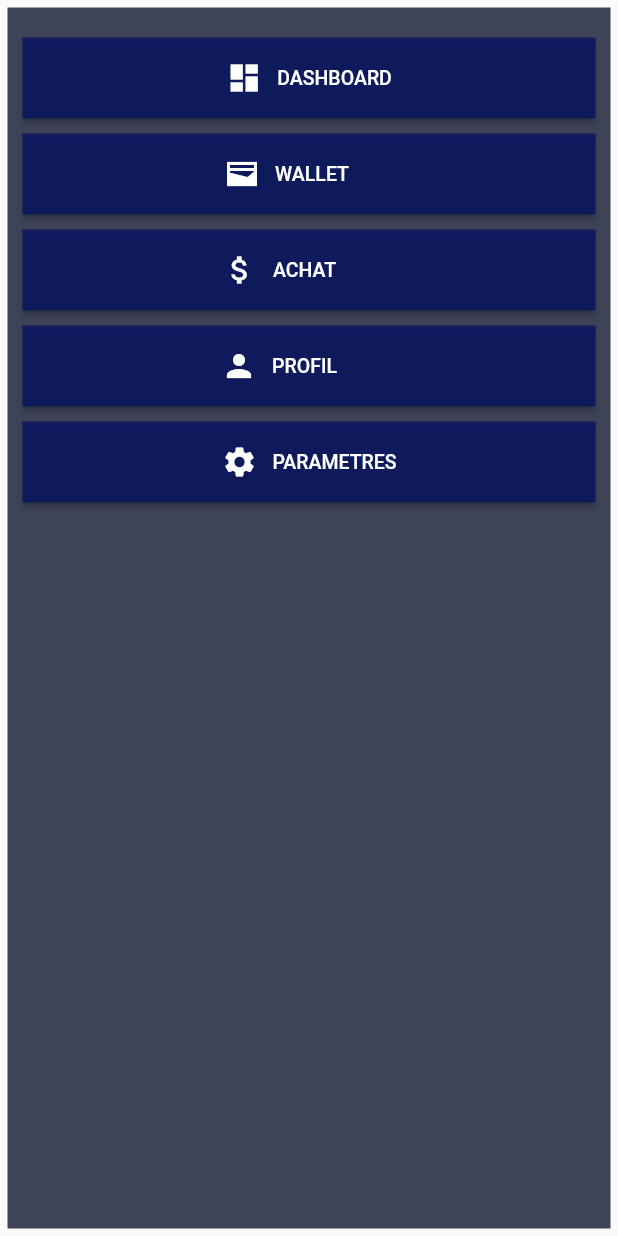
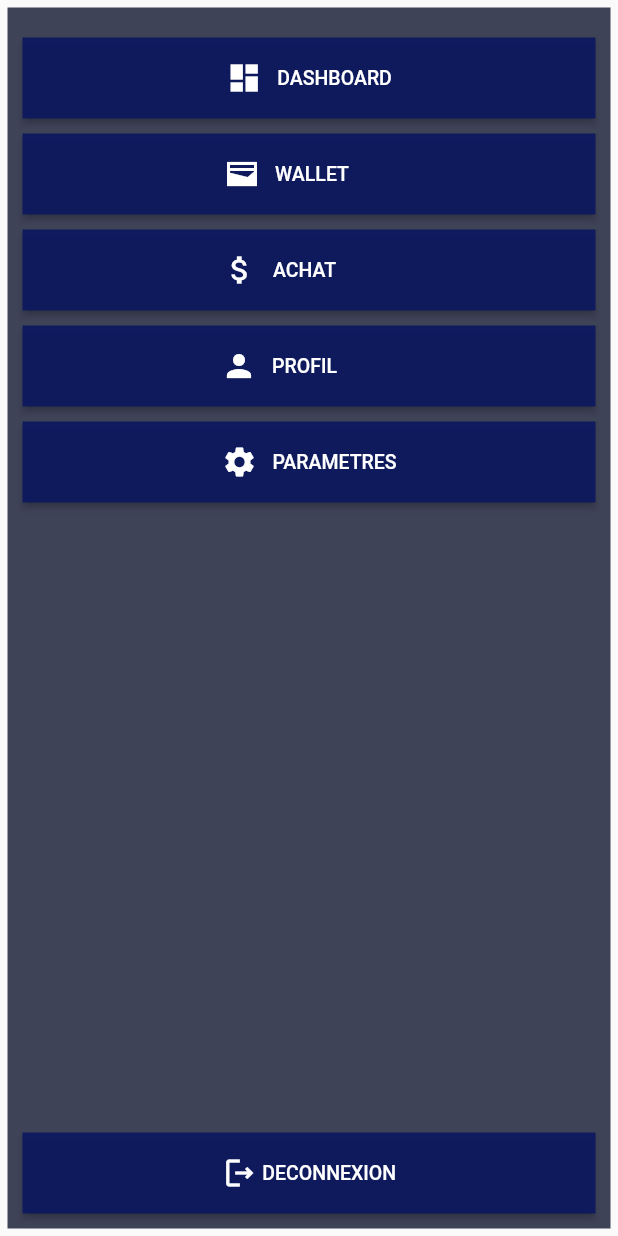
Before and after one commit to nambini31/flutter_api_node, a Flutter app: the Menu widget shown alone on an empty page, opened directly, on a phone screen of 412 x 824 dp. Run offline on Flutter 3.47's test engine with Material 2 defaults, Android fonts, the phone set to English and light mode, and no system bars; our stand-ins replace fl_chart, flutter_easyloading, get, google_fonts, shared_preferences; accounts and stored records are empty.

Commit message:
dahshboard part 7

```diff
--- a/lib/Vues/accueil/Materiel.dart
+++ b/lib/Vues/accueil/Materiel.dart
@@ -1,3 +1,5 @@
+// ignore_for_file: prefer_const_constructors, sized_box_for_whitespace, must_be_immutable
+
 import 'package:flutter/services.dart';
 import 'package:flutter_api_node/Controlleur/IndexControlleur.dart';
 import 'package:get/get.dart';
@@ -6,17 +8,21 @@ import 'package:google_fonts/google_fonts.dart';
 import 'package:intl/intl.dart';
 
 class Materiel extends StatefulWidget {
-  const Materiel({Key? key}) : super(key: key);
+  Materiel({Key? key}) : super(key: key);
 
   @override
-  _MaterielState createState() => _MaterielState();
+  State<Materiel> createState() => _MaterielState();
 }
 
 class _MaterielState extends State<Materiel> {
   final scaffoldKey = GlobalKey<ScaffoldState>();
+
   var control = Get.find<IndexControlleur>();
+
   TextEditingController dateController = TextEditingController();
+
   List<String> _options = ['Option 1', 'Option 2', 'Option 3'];
+
   @override
   Widget build(BuildContext context) {
     return GestureDetector(
--- a/lib/Vues/pageAdmin/dashboard/Dashboard.dart
+++ b/lib/Vues/pageAdmin/dashboard/Dashboard.dart
@@ -228,7 +228,7 @@ class _DashboardState extends State<Dashboard> {
             ),
           ),
           Expanded(
-            flex: 4,
+            flex: 3,
             child: Row(
               children: [
                 Expanded(
--- a/lib/Vues/pageAdmin/menu/menu.dart
+++ b/lib/Vues/pageAdmin/menu/menu.dart
@@ -1,15 +1,14 @@
-// ignore_for_file: prefer_const_constructors, prefer_const_literals_to_create_immutables
+// ignore_for_file: prefer_const_constructors, prefer_const_literals_to_create_immutables, must_be_immutable
 
 import 'package:flutter/material.dart';
+import 'package:get/get.dart';
 
-class Menu extends StatefulWidget {
-  const Menu({super.key});
+import '../../../Controlleur/IndexControlleur.dart';
 
-  @override
-  State<Menu> createState() => _MenuState();
-}
+class Menu extends StatelessWidget {
+  Menu({super.key});
 
-class _MenuState extends State<Menu> {
+  var control = Get.find<IndexControlleur>();
   @override
   Widget build(BuildContext context) {
     return Expanded(
@@ -18,6 +17,12 @@ class _MenuState extends State<Menu> {
         margin: EdgeInsets.all(5),
         padding: EdgeInsets.all(10),
         color: Color.fromRGBO(6, 11, 39, 0.767),
+        child: Expanded(
+          child: Column(
+            mainAxisAlignment: MainAxisAlignment.center,
+            mainAxisSize: MainAxisSize.max,
+            children: [
+              Expanded(
                 child: Column(
                   mainAxisAlignment: MainAxisAlignment.start,
                   crossAxisAlignment: CrossAxisAlignment.center,
@@ -25,15 +30,16 @@ class _MenuState extends State<Menu> {
                     SizedBox(
                       height: 10,
                     ),
-            Container(
-              child: ElevatedButton(
+                    ElevatedButton(
                       onPressed: () {
                         // control.index.value = 0;
                         //Get.forceAppUpdate();
                       },
                       style: ButtonStyle(
-                    padding: MaterialStateProperty.all(EdgeInsets.all(15)),
-                    shape: MaterialStateProperty.all(RoundedRectangleBorder(
+                          padding:
+                              MaterialStateProperty.all(EdgeInsets.all(15)),
+                          shape:
+                              MaterialStateProperty.all(RoundedRectangleBorder(
                             borderRadius:
                                 BorderRadius.circular(0), // Bordure du bouton
                           )),
@@ -56,19 +62,19 @@ class _MenuState extends State<Menu> {
                         ],
                       ),
                     ),
-            ),
                     SizedBox(
                       height: 10,
                     ),
-            Container(
-              child: ElevatedButton(
+                    ElevatedButton(
                       onPressed: () {
                         // control.index.value = 0;
                         //Get.forceAppUpdate();
                       },
                       style: ButtonStyle(
-                    padding: MaterialStateProperty.all(EdgeInsets.all(15)),
-                    shape: MaterialStateProperty.all(RoundedRectangleBorder(
+                          padding:
+                              MaterialStateProperty.all(EdgeInsets.all(15)),
+                          shape:
+                              MaterialStateProperty.all(RoundedRectangleBorder(
                             borderRadius:
                                 BorderRadius.circular(0), // Bordure du bouton
                           )),
@@ -93,19 +99,19 @@ class _MenuState extends State<Menu> {
                         ],
                       ),
                     ),
-            ),
                     SizedBox(
                       height: 10,
                     ),
-            Container(
-              child: ElevatedButton(
+                    ElevatedButton(
                       onPressed: () {
                         // control.index.value = 0;
                         //Get.forceAppUpdate();
                       },
                       style: ButtonStyle(
-                    padding: MaterialStateProperty.all(EdgeInsets.all(15)),
-                    shape: MaterialStateProperty.all(RoundedRectangleBorder(
+                          padding:
+                              MaterialStateProperty.all(EdgeInsets.all(15)),
+                          shape:
+                              MaterialStateProperty.all(RoundedRectangleBorder(
                             borderRadius:
                                 BorderRadius.circular(0), // Bordure du bouton
                           )),
@@ -131,19 +137,19 @@ class _MenuState extends State<Menu> {
                         ],
                       ),
                     ),
-            ),
                     SizedBox(
                       height: 10,
                     ),
-            Container(
-              child: ElevatedButton(
+                    ElevatedButton(
                       onPressed: () {
                         // control.index.value = 0;
                         //Get.forceAppUpdate();
                       },
                       style: ButtonStyle(
-                    padding: MaterialStateProperty.all(EdgeInsets.all(15)),
-                    shape: MaterialStateProperty.all(RoundedRectangleBorder(
+                          padding:
+                              MaterialStateProperty.all(EdgeInsets.all(15)),
+                          shape:
+                              MaterialStateProperty.all(RoundedRectangleBorder(
                             borderRadius:
                                 BorderRadius.circular(0), // Bordure du bouton
                           )),
@@ -169,19 +175,19 @@ class _MenuState extends State<Menu> {
                         ],
                       ),
                     ),
-            ),
                     SizedBox(
                       height: 10,
                     ),
-            Container(
-              child: ElevatedButton(
+                    ElevatedButton(
                       onPressed: () {
                         // control.index.value = 0;
                         //Get.forceAppUpdate();
                       },
                       style: ButtonStyle(
-                    padding: MaterialStateProperty.all(EdgeInsets.all(15)),
-                    shape: MaterialStateProperty.all(RoundedRectangleBorder(
+                          padding:
+                              MaterialStateProperty.all(EdgeInsets.all(15)),
+                          shape:
+                              MaterialStateProperty.all(RoundedRectangleBorder(
                             borderRadius:
                                 BorderRadius.circular(0), // Bordure du bouton
                           )),
@@ -203,9 +209,53 @@ class _MenuState extends State<Menu> {
                                   color: Color.fromARGB(255, 255, 255, 255))),
                         ],
                       ),
-              ),
                     )
                   ],
+                ),
+              ),
+              Expanded(
+                child: Column(
+                  //,
+                  mainAxisAlignment: MainAxisAlignment.end,
+                  crossAxisAlignment: CrossAxisAlignment.center,
+                  children: [
+                    ElevatedButton(
+                      onPressed: () {
+                        control.index.value = 0;
+                        Get.forceAppUpdate();
+                      },
+                      style: ButtonStyle(
+                          padding:
+                              MaterialStateProperty.all(EdgeInsets.all(15)),
+                          shape:
+                              MaterialStateProperty.all(RoundedRectangleBorder(
+                            borderRadius:
+                                BorderRadius.circular(0), // Bordure du bouton
+                          )),
+                          backgroundColor: MaterialStatePropertyAll(
+                            Color.fromRGBO(10, 23, 95, 0.897),
+
+                            //Color.fromARGB(255, 243, 63, 146),
+                          )),
+                      child: Row(
+                        mainAxisAlignment: MainAxisAlignment.center,
+                        children: [
+                          Icon(Icons.logout_outlined),
+                          SizedBox(
+                            width: 3,
+                          ),
+                          Text("DECONNEXION",
+                              style: TextStyle(
+                                  fontSize: 13,
+                                  color: Color.fromARGB(255, 255, 255, 255))),
+                        ],
+                      ),
+                    ),
+                  ],
+                ),
+              ),
+            ],
+          ),
         ),
       ),
     );
```
Lines whose indentation alone changed are shown as unchanged.
